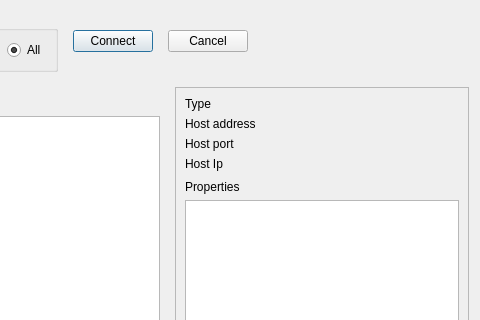
Old version of the form src/DiscoverWindow.ui in the repository micwik/ArnBrowser; both pictures show x 146 to 626 and y 0 to 320 of the 626 by 404 pixel window.
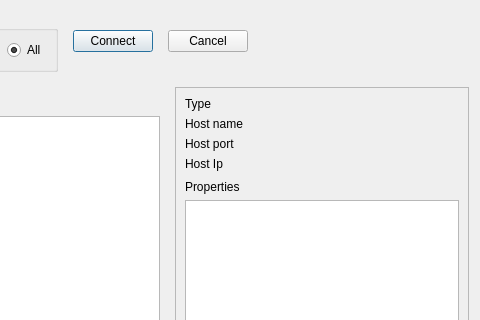
New version of the form. Icons and pictures are not drawn.

```diff
--- a/src/DiscoverWindow.ui
+++ b/src/DiscoverWindow.ui
@@ -188,7 +188,7 @@
           <item row="1" column="0">
            <widget class="QLabel" name="hostAdrText">
             <property name="text">
-             <string>Host address</string>
+             <string>Host name</string>
             </property>
            </widget>
           </item>
```
Left out of the diff: 4 changed lines with no effect on the pictures.
